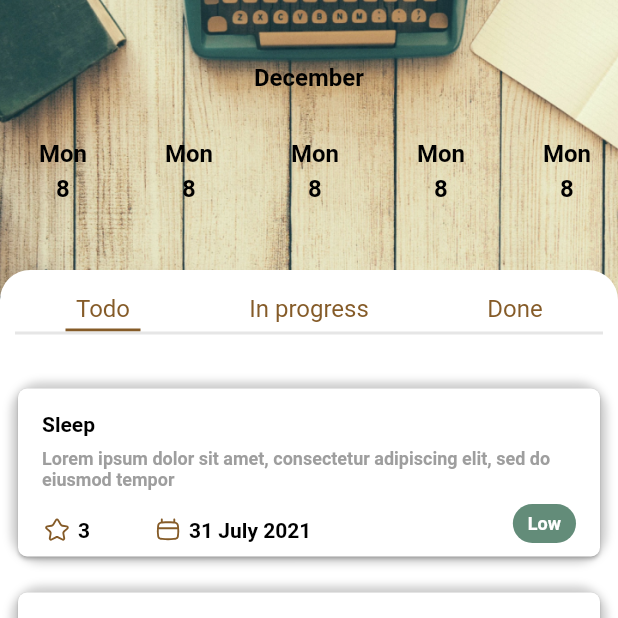
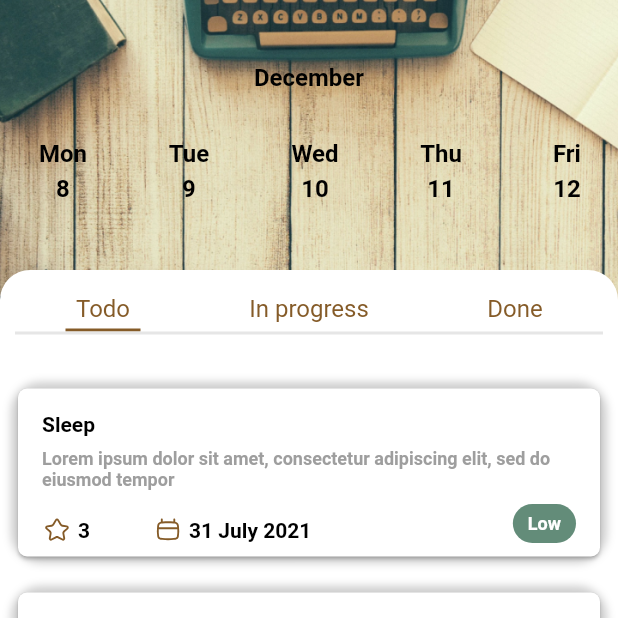
Before and after one commit to nghevabe/TodoApp, a Flutter app: the screen it shows after launch, item 2 of the bottom bar chosen, on a phone screen of 412 x 824 dp, the top half of it. Run offline on Flutter 3.47's test engine with Material 2 defaults, Android fonts, the phone set to English and light mode, and no system bars; our stand-ins replace flutter_svg, hexcolor.

Commit message:
first commit at BIDV - change text of date

```diff
--- a/lib/home_screen.dart
+++ b/lib/home_screen.dart
@@ -111,7 +111,7 @@ Widget _titleDate() {
   return Container(
     margin: EdgeInsets.only(left: 12.0),
     width: 200,
-    child: const Text("Thứ 3, 27 tháng 12, 2022",
+    child: const Text("Thứ 3, 21 tháng 2, 2023",
         textAlign: TextAlign.left,
         style: TextStyle(
           fontSize: 14.0,
--- a/lib/manager_screen.dart
+++ b/lib/manager_screen.dart
@@ -28,11 +28,11 @@ Widget _headerScreen() {
 
   List<DateItem> listDate = <DateItem>[
     DateItem("Mon", "8", false),
-    DateItem("Mon", "8", false),
-    DateItem("Mon", "8", false),
-    DateItem("Mon", "8", false),
-    DateItem("Mon", "8", false),
-    DateItem("Mon", "8", false),];
+    DateItem("Tue", "9", false),
+    DateItem("Wed", "10", false),
+    DateItem("Thu", "11", false),
+    DateItem("Fri", "12", false),
+    DateItem("Sat", "13", false),];
 
   return Container(
       decoration: const BoxDecoration(
```
